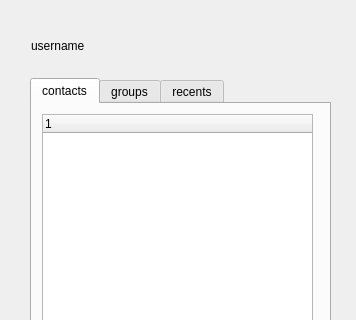
AnonymousRookie/xx_chat, file xx_chat_client/xx_chat_client/Resources/ui/main_win.ui: the form before one commit; both pictures show x 0 to 356 and y 0 to 320 of the 356 by 540 pixel window.
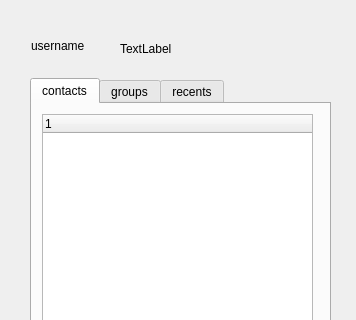
The form after the commit.

Patch:
```diff
--- a/xx_chat_client/xx_chat_client/Resources/ui/main_win.ui
+++ b/xx_chat_client/xx_chat_client/Resources/ui/main_win.ui
@@ -64,6 +64,19 @@
     <string>username</string>
    </property>
   </widget>
+  <widget class="QLabel" name="label_status">
+   <property name="geometry">
+    <rect>
+     <x>120</x>
+     <y>40</y>
+     <width>91</width>
+     <height>18</height>
+    </rect>
+   </property>
+   <property name="text">
+    <string>TextLabel</string>
+   </property>
+  </widget>
  </widget>
  <resources/>
  <connections/>
```
Left out of the diff: 5 changed lines with no effect on the pictures.
